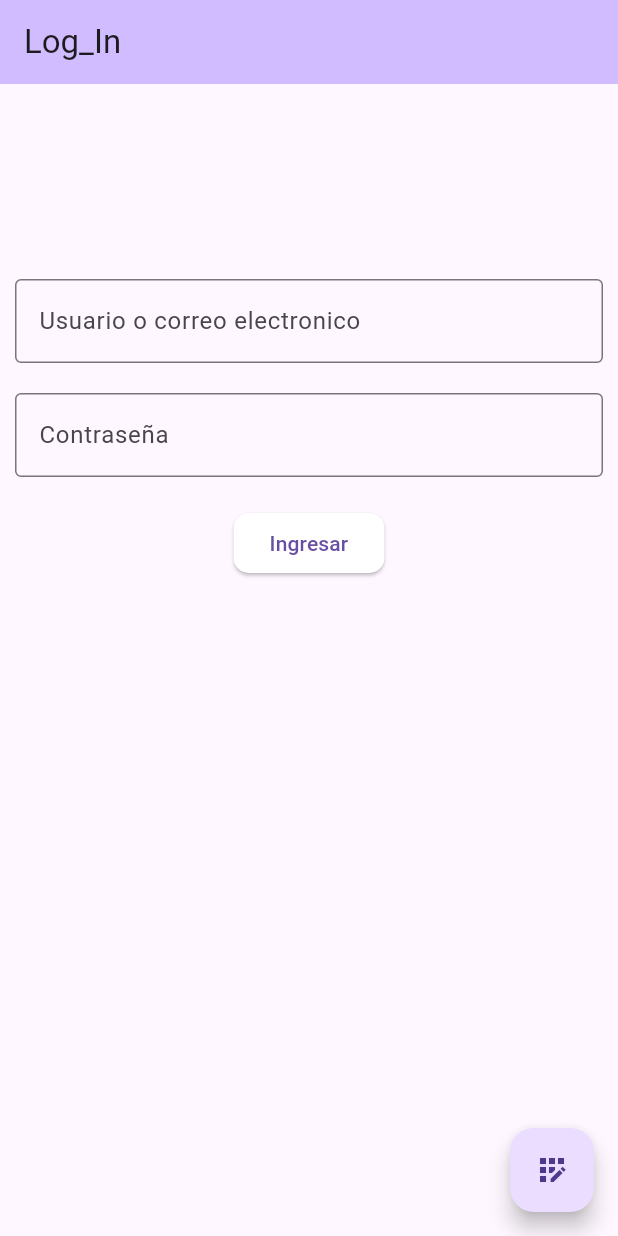
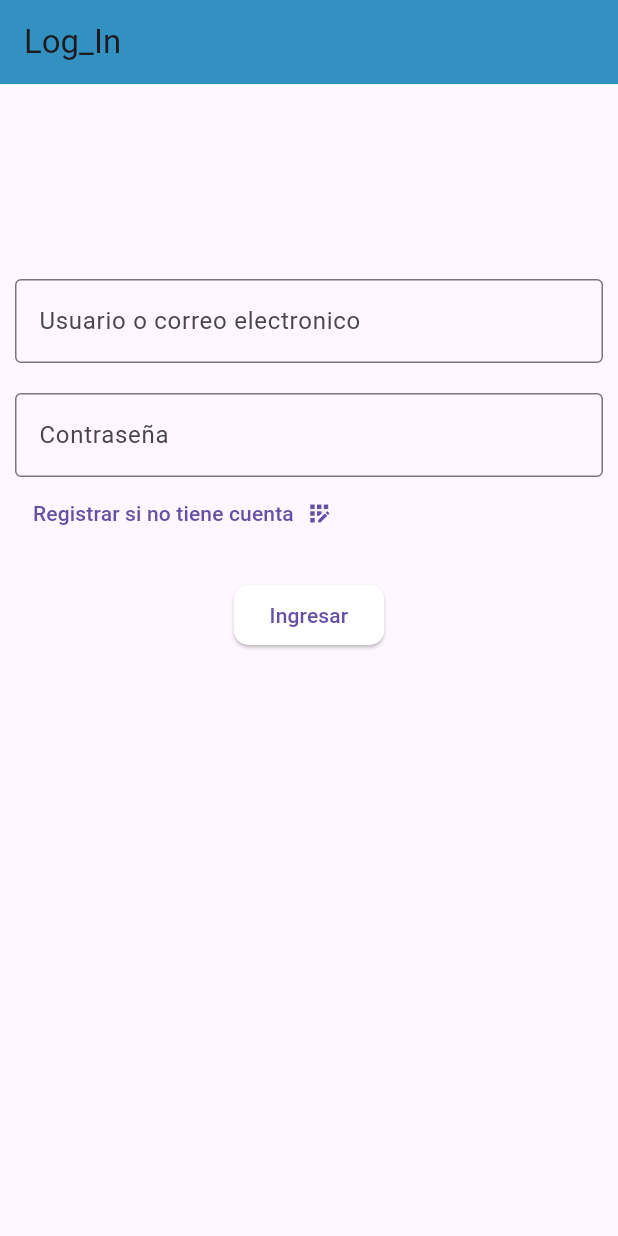
Before and after one commit to LeandroFreireGH/TaskU, a Flutter app: the screen it shows after launch, on a phone screen of 412 x 824 dp. Run offline on Flutter 3.47's test engine with Material 3 defaults, Android fonts, the phone set to English and light mode, and no system bars; our stand-ins replace cloud_firestore, firebase_auth, firebase_core; accounts and stored records are empty.

Commit message:
Arreglanso las vistas 1

```diff
--- a/lib/features/auth/screens/login.dart
+++ b/lib/features/auth/screens/login.dart
@@ -25,8 +25,8 @@ class TaskU2 extends StatelessWidget {
   Widget build(BuildContext context) {
     return Scaffold(
       appBar: AppBar(
-        backgroundColor: Theme.of(context).colorScheme.inversePrimary,
-        title: Text('Log_In'),
+        backgroundColor: const Color.fromARGB(255, 51, 145, 193),
+        title: const Text('Log_In'),
       ),
       body: SingleChildScrollView(
         padding:
@@ -49,6 +49,21 @@ class TaskU2 extends StatelessWidget {
                 border: OutlineInputBorder(),
                 labelText: 'Contraseña',
               ),
+            ),
+            TextButton(
+              onPressed: () {
+                Navigator.push(
+                  context,
+                  MaterialPageRoute(builder: (context) => SignInUI()),
+                );
+              },
+              child: const Row(children: [
+                Text("Registrar si no tiene cuenta"),
+                SizedBox(
+                  width: 8,
+                ),
+                Icon(Icons.app_registration_sharp),
+              ]),
             ),
             const SizedBox(height: 20),
             ElevatedButton(
@@ -82,15 +97,6 @@ class TaskU2 extends StatelessWidget {
           ],
         ),
       ),
-      floatingActionButton: FloatingActionButton(
-        onPressed: () {
-          Navigator.push(
-            context,
-            MaterialPageRoute(builder: (context) => SignInUI()),
-          );
-        },
-        child: const Icon(Icons.app_registration_sharp),
-      ),
     );
   }
 }
--- a/lib/features/begin/screens/tasks_list.dart
+++ b/lib/features/begin/screens/tasks_list.dart
@@ -43,8 +43,8 @@ class _TasksListState extends State<TasksList> {
   Widget build(BuildContext context) {
     return Scaffold(
       appBar: AppBar(
-        backgroundColor: Theme.of(context).colorScheme.inversePrimary,
-        title: Text('Tareas'),
+        backgroundColor: const Color.fromARGB(255, 51, 145, 193),
+        title: const Text('Tareas'),
         centerTitle: true,
         actions: <Widget>[
           IconButton(
@@ -93,7 +93,7 @@ class _TasksListState extends State<TasksList> {
                               child: Icon(Icons.check),
                             )
                           : CircleAvatar(
-                              child: Icon(Icons.delete),
+                              child: Icon(Icons.access_alarm_outlined),
                             ),
                       title: Text(titulo),
                       subtitle: Text(fecha),
--- a/lib/features/create_tasks/screens/new_task.dart
+++ b/lib/features/create_tasks/screens/new_task.dart
@@ -20,8 +20,8 @@ class _TaskUI extends State<TaskUI> {
   Widget build(BuildContext context) {
     return Scaffold(
       appBar: AppBar(
-        backgroundColor: Theme.of(context).colorScheme.inversePrimary,
-        title: Text('Tarea'),
+        backgroundColor: const Color.fromARGB(255, 51, 145, 193),
+        title: const Text('Tarea'),
       ),
       body: SingleChildScrollView(
         padding:
--- a/lib/features/modifie_task/screens/modifie_ui.dart
+++ b/lib/features/modifie_task/screens/modifie_ui.dart
@@ -31,8 +31,8 @@ class _ModifieUI extends State<ModifieUi> {
   Widget build(BuildContext context) {
     return Scaffold(
       appBar: AppBar(
-        backgroundColor: Theme.of(context).colorScheme.inversePrimary,
-        title: Text('Administrar Tarea'),
+        backgroundColor: const Color.fromARGB(255, 51, 145, 193),
+        title: const Text('Administrar Tarea'),
       ),
       body: SingleChildScrollView(
         padding:
--- a/lib/features/sign_in/screens/sign_in.dart
+++ b/lib/features/sign_in/screens/sign_in.dart
@@ -16,8 +16,8 @@ class _SignInUI extends State<SignInUI> {
   Widget build(BuildContext context) {
     return Scaffold(
       appBar: AppBar(
-        backgroundColor: Theme.of(context).colorScheme.inversePrimary,
-        title: Text('Sign_In'),
+        backgroundColor: const Color.fromARGB(255, 51, 145, 193),
+        title: const Text('Registrarse'),
       ),
       body: SingleChildScrollView(
         padding:
```
Also changed, not shown: lib/main.dart (+0 -119 lines).
